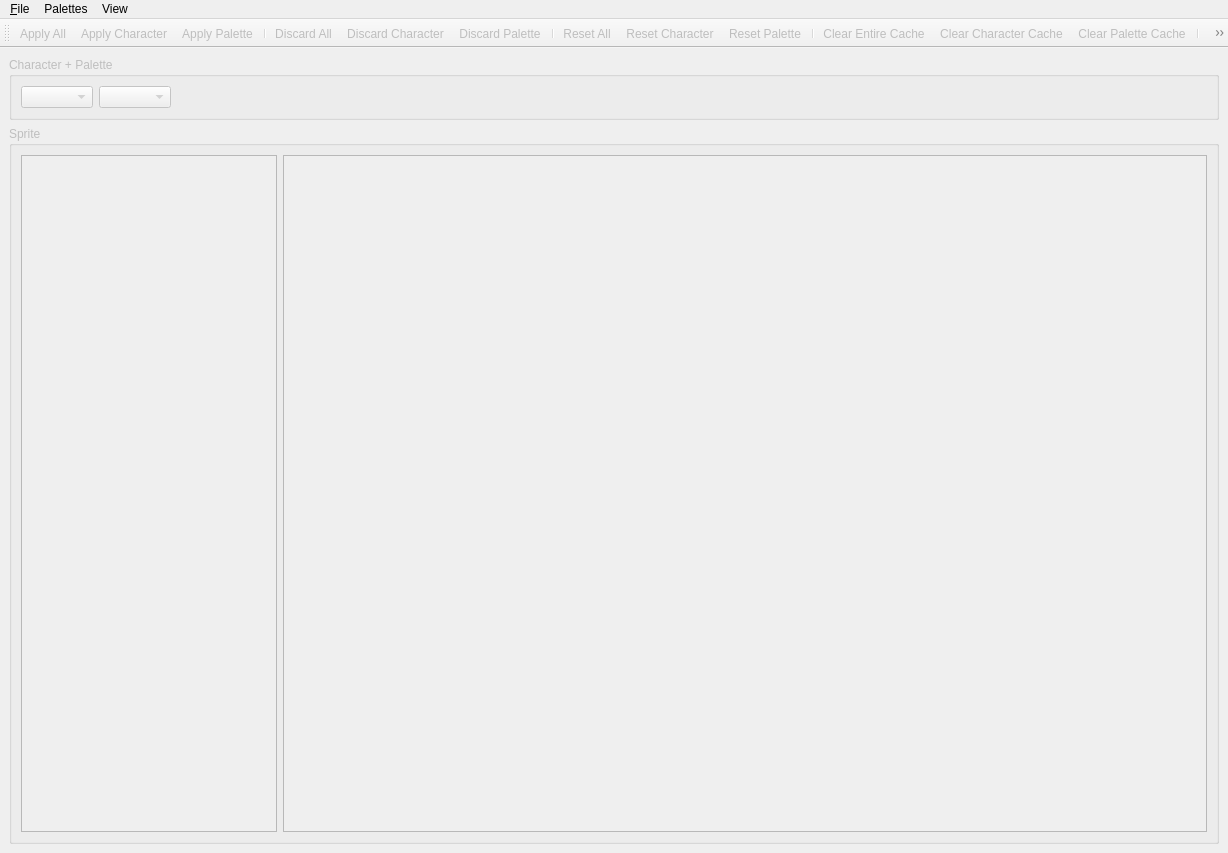
Old version of the form bbsed/ui/mainwindow.ui in the repository slacknate/bbsed.
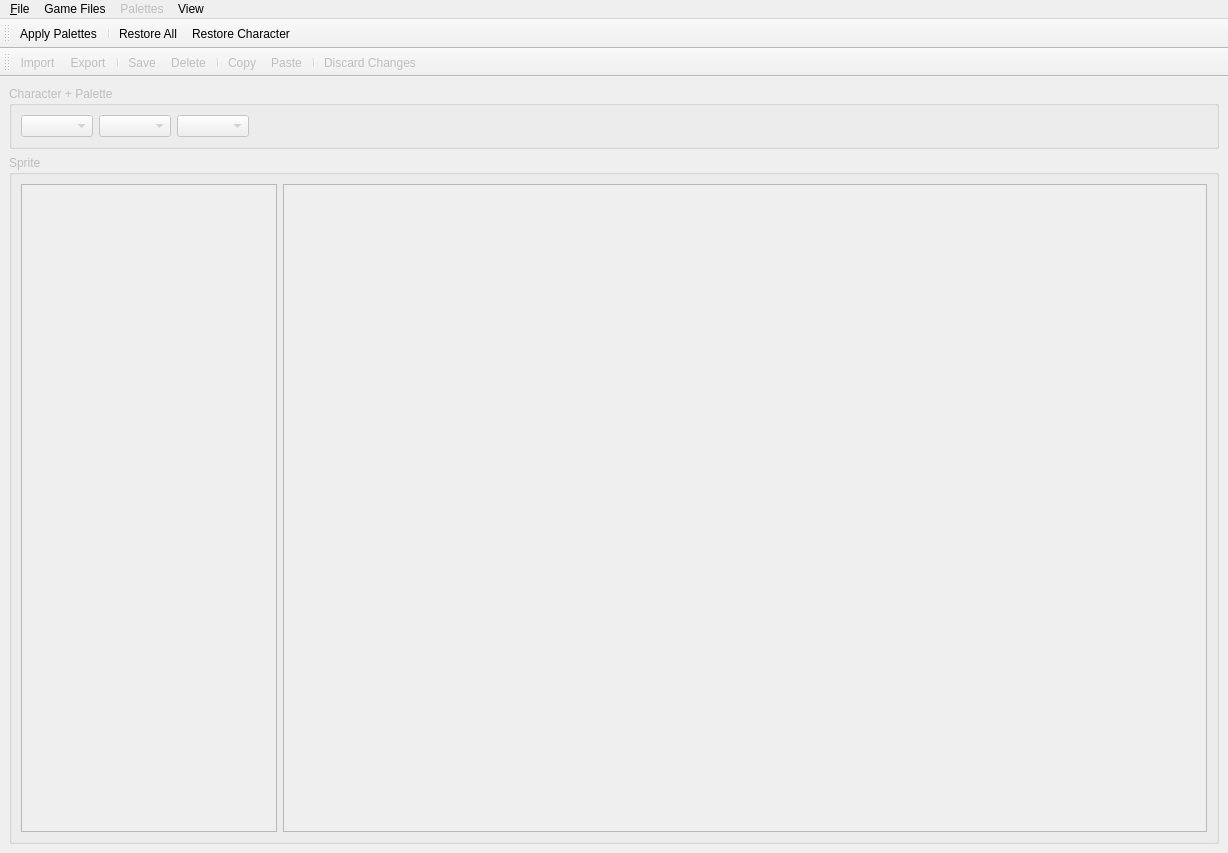
New version of the form.

Diff of the .ui file:
```diff
--- a/bbsed/ui/mainwindow.ui
+++ b/bbsed/ui/mainwindow.ui
@@ -16,7 +16,7 @@
   <property name="windowTitle">
    <string>MainWindow</string>
   </property>
-  <widget class="QWidget" name="centralwidget">
+  <widget class="QWidget" name="central_widget">
    <layout class="QVBoxLayout" name="verticalLayout">
     <item>
      <widget class="QGroupBox" name="character_box">
@@ -33,6 +33,9 @@
        <item>
         <widget class="QComboBox" name="palette_select"/>
        </item>
+       <item>
+        <widget class="QComboBox" name="save_select"/>
+       </item>
        <item>
         <spacer name="horizontalSpacer">
          <property name="orientation">
@@ -59,7 +62,7 @@
       </property>
       <layout class="QHBoxLayout" name="horizontalLayout_3">
        <item>
-        <widget class="QListWidget" name="file_list">
+        <widget class="QListWidget" name="sprite_list">
          <property name="sizePolicy">
           <sizepolicy hsizetype="Minimum" vsizetype="Expanding">
            <horstretch>0</horstretch>
@@ -82,9 +85,9 @@
     </item>
    </layout>
   </widget>
-  <widget class="QToolBar" name="palette_toolbar">
+  <widget class="QToolBar" name="game_files_toolbar">
    <property name="enabled">
-    <bool>false</bool>
+    <bool>true</bool>
    </property>
    <property name="windowTitle">
     <string>toolBar</string>
@@ -98,26 +101,15 @@
    <attribute name="toolBarBreak">
     <bool>false</bool>
    </attribute>
-   <addaction name="apply_all"/>
-   <addaction name="apply_character"/>
-   <addaction name="apply_palette"/>
-   <addaction name="separator"/>
-   <addaction name="discard_all"/>
-   <addaction name="discard_character"/>
-   <addaction name="discard_palette"/>
-   <addaction name="separator"/>
-   <addaction name="reset_all"/>
-   <addaction name="reset_character"/>
-   <addaction name="reset_palette"/>
-   <addaction name="separator"/>
-   <addaction name="clear_entire_cache"/>
-   <addaction name="clear_character_cache"/>
-   <addaction name="clear_palette_cache"/>
+   <addaction name="apply_palettes"/>
    <addaction name="separator"/>
    <addaction name="restore_all"/>
    <addaction name="restore_character"/>
   </widget>
-  <widget class="QMenuBar" name="menuBar">
+  <widget class="QMenuBar" name="menu_bar">
+   <property name="enabled">
+    <bool>true</bool>
+   </property>
    <property name="geometry">
     <rect>
      <x>0</x>
@@ -126,7 +118,10 @@
      <height>21</height>
     </rect>
    </property>
-   <widget class="QMenu" name="menuFile">
+   <widget class="QMenu" name="file_menu">
+    <property name="enabled">
+     <bool>true</bool>
+    </property>
     <property name="title">
      <string>&amp;File</string>
     </property>
@@ -136,80 +131,91 @@
     <addaction name="separator"/>
     <addaction name="exit"/>
    </widget>
-   <widget class="QMenu" name="menuView">
+   <widget class="QMenu" name="view_menu">
+    <property name="enabled">
+     <bool>true</bool>
+    </property>
     <property name="title">
      <string>View</string>
     </property>
     <addaction name="view_palette"/>
     <addaction name="view_zoom"/>
    </widget>
-   <widget class="QMenu" name="menuPalettes">
+   <widget class="QMenu" name="palettes_menu">
+    <property name="enabled">
+     <bool>false</bool>
+    </property>
     <property name="title">
      <string>Palettes</string>
     </property>
-    <widget class="QMenu" name="menuExport">
-     <property name="title">
-      <string>Export</string>
-     </property>
-     <addaction name="export_all"/>
-     <addaction name="export_character"/>
-     <addaction name="export_palette"/>
-    </widget>
     <addaction name="import_palettes"/>
-    <addaction name="menuExport"/>
+    <addaction name="export_palettes"/>
+    <addaction name="separator"/>
+    <addaction name="save_palette"/>
+    <addaction name="delete_palette"/>
+    <addaction name="separator"/>
+    <addaction name="copy_palette"/>
+    <addaction name="paste_palette"/>
+    <addaction name="separator"/>
+    <addaction name="discard_palette"/>
    </widget>
-   <addaction name="menuFile"/>
-   <addaction name="menuPalettes"/>
-   <addaction name="menuView"/>
+   <widget class="QMenu" name="game_files_menu">
+    <property name="enabled">
+     <bool>true</bool>
+    </property>
+    <property name="title">
+     <string>Game Files</string>
+    </property>
+    <addaction name="apply_palettes"/>
+    <addaction name="separator"/>
+    <addaction name="restore_all"/>
+    <addaction name="restore_character"/>
+   </widget>
+   <addaction name="file_menu"/>
+   <addaction name="game_files_menu"/>
+   <addaction name="palettes_menu"/>
+   <addaction name="view_menu"/>
+  </widget>
+  <widget class="QToolBar" name="palettes_toolbar">
+   <property name="enabled">
+    <bool>false</bool>
+   </property>
+   <property name="windowTitle">
+    <string>toolBar</string>
+   </property>
+   <attribute name="toolBarArea">
+    <enum>TopToolBarArea</enum>
+   </attribute>
+   <attribute name="toolBarBreak">
+    <bool>true</bool>
+   </attribute>
+   <addaction name="import_palettes"/>
+   <addaction name="export_palettes"/>
+   <addaction name="separator"/>
+   <addaction name="save_palette"/>
+   <addaction name="delete_palette"/>
+   <addaction name="separator"/>
+   <addaction name="copy_palette"/>
+   <addaction name="paste_palette"/>
+   <addaction name="separator"/>
+   <addaction name="discard_palette"/>
   </widget>
   <action name="exit">
    <property name="text">
     <string>&amp;Exit</string>
    </property>
   </action>
-  <action name="apply_all">
+  <action name="apply_palettes">
    <property name="text">
-    <string>Apply All</string>
+    <string>Apply Palettes</string>
    </property>
    <property name="toolTip">
     <string>Apply all palettes to BBCF game data</string>
    </property>
   </action>
-  <action name="apply_character">
-   <property name="text">
-    <string>Apply Character</string>
-   </property>
-   <property name="toolTip">
-    <string>Apply selected character palettes to BBCF game data</string>
-   </property>
-  </action>
-  <action name="apply_palette">
-   <property name="text">
-    <string>Apply Palette</string>
-   </property>
-   <property name="toolTip">
-    <string>Apply selected palette to BBCF game data</string>
-   </property>
-  </action>
-  <action name="discard_all">
-   <property name="text">
-    <string>Discard All</string>
-   </property>
-   <property name="toolTip">
-    <string>Discard all palette changes</string>
-   </property>
-  </action>
-  <action name="discard_character">
-   <property name="text">
-    <string>Discard Character</string>
-   </property>
-   <property name="toolTip">
-    <string>Discard selected character palette changes</string>
-   </property>
-  </action>
   <action name="discard_palette">
    <property name="text">
-    <string>Discard Palette</string>
+    <string>Discard Changes</string>
    </property>
    <property name="toolTip">
     <string>Discard selected palette changes</string>
@@ -231,30 +237,6 @@
     <string>Restore game data for selected character palettes</string>
    </property>
   </action>
-  <action name="reset_all">
-   <property name="text">
-    <string>Reset All</string>
-   </property>
-   <property name="toolTip">
-    <string>Reset all cached palettes to backed up version</string>
-   </property>
-  </action>
-  <action name="reset_character">
-   <property name="text">
-    <string>Reset Character</string>
-   </property>
-   <property name="toolTip">
-    <string>Reset cached selected character palettes to backed up version</string>
-   </property>
-  </action>
-  <action name="reset_palette">
-   <property name="text">
-    <string>Reset Palette</string>
-   </property>
-   <property name="toolTip">
-    <string>Reset cached selected palette to backed up version</string>
-   </property>
-  </action>
   <action name="launch_bbcf">
    <property name="text">
     <string>&amp;Launch BBCF</string>
@@ -282,57 +264,17 @@
     <string>Zoom Dialog</string>
    </property>
   </action>
-  <action name="clear_entire_cache">
-   <property name="text">
-    <string>Clear Entire Cache</string>
-   </property>
-   <property name="toolTip">
-    <string>Clear all cached data</string>
-   </property>
-  </action>
-  <action name="clear_character_cache">
-   <property name="text">
-    <string>Clear Character Cache</string>
-   </property>
-   <property name="toolTip">
-    <string>Clear cached character data</string>
-   </property>
-  </action>
-  <action name="clear_palette_cache">
-   <property name="text">
-    <string>Clear Palette Cache</string>
-   </property>
-   <property name="toolTip">
-    <string>Clear cached palette files</string>
-   </property>
-  </action>
   <action name="import_palettes">
    <property name="text">
     <string>Import</string>
    </property>
   </action>
-  <action name="export_all">
+  <action name="export_palettes">
    <property name="text">
-    <string>All</string>
+    <string>Export</string>
    </property>
    <property name="toolTip">
-    <string>Export all palettes</string>
-   </property>
-  </action>
-  <action name="export_character">
-   <property name="text">
-    <string>Character</string>
-   </property>
-   <property name="toolTip">
-    <string>Export character palettes</string>
-   </property>
-  </action>
-  <action name="export_palette">
-   <property name="text">
-    <string>Palette</string>
-   </property>
-   <property name="toolTip">
-    <string>Export selected palette</string>
+    <string>Export saved palettes</string>
    </property>
   </action>
   <action name="settings">
@@ -343,6 +285,38 @@
     <string>Edit settings</string>
    </property>
   </action>
+  <action name="copy_palette">
+   <property name="text">
+    <string>Copy</string>
+   </property>
+   <property name="toolTip">
+    <string>Copy current palette</string>
+   </property>
+  </action>
+  <action name="paste_palette">
+   <property name="text">
+    <string>Paste</string>
+   </property>
+   <property name="toolTip">
+    <string>Paste copied palette</string>
+   </property>
+  </action>
+  <action name="save_palette">
+   <property name="text">
+    <string>Save</string>
+   </property>
+   <property name="toolTip">
+    <string>Save current palette</string>
+   </property>
+  </action>
+  <action name="delete_palette">
+   <property name="text">
+    <string>Delete</string>
+   </property>
+   <property name="toolTip">
+    <string>Delete selected saved palette</string>
+   </property>
+  </action>
  </widget>
  <resources/>
  <connections/>
```
